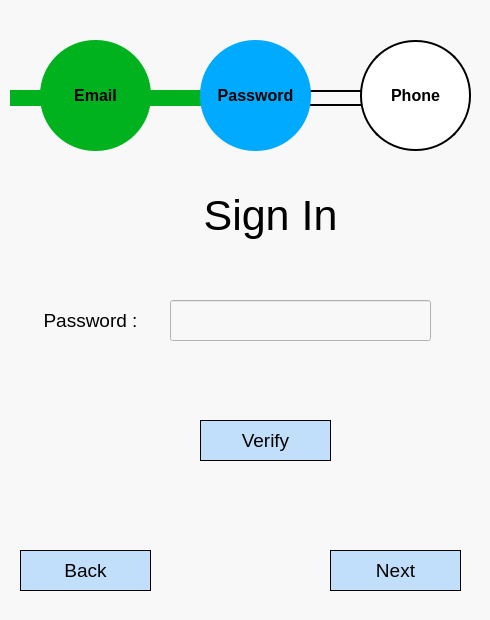
The window that UI_Files/Password Sign In.ui (StegoMailo/Desktop-App) describes before a commit, drawn with Qt 5.
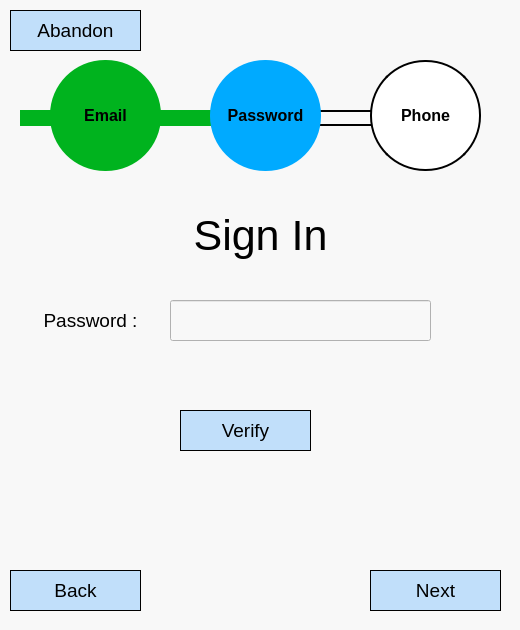
The same window after the commit.

Commit message: Fixed Sign In Screens

What changed in the file:
```diff
--- a/UI_Files/Password Sign In.ui
+++ b/UI_Files/Password Sign In.ui
@@ -6,8 +6,8 @@
    <rect>
     <x>0</x>
     <y>0</y>
-    <width>490</width>
-    <height>620</height>
+    <width>520</width>
+    <height>630</height>
    </rect>
   </property>
   <property name="windowTitle">
@@ -48,8 +48,8 @@
   <widget class="QPushButton" name="btnNext">
    <property name="geometry">
     <rect>
-     <x>330</x>
-     <y>550</y>
+     <x>370</x>
+     <y>570</y>
      <width>131</width>
      <height>41</height>
     </rect>
@@ -70,8 +70,8 @@
   <widget class="QLabel" name="txtSignInTitle">
    <property name="geometry">
     <rect>
-     <x>190</x>
-     <y>180</y>
+     <x>180</x>
+     <y>200</y>
      <width>161</width>
      <height>71</height>
     </rect>
@@ -94,8 +94,8 @@
    </property>
    <property name="geometry">
     <rect>
-     <x>280</x>
-     <y>90</y>
+     <x>290</x>
+     <y>110</y>
      <width>101</width>
      <height>16</height>
     </rect>
@@ -113,8 +113,8 @@
    </property>
    <property name="geometry">
     <rect>
-     <x>120</x>
-     <y>90</y>
+     <x>130</x>
+     <y>110</y>
      <width>101</width>
      <height>16</height>
     </rect>
@@ -130,8 +130,8 @@
   <widget class="QLabel" name="progessPassword_2">
    <property name="geometry">
     <rect>
-     <x>360</x>
-     <y>40</y>
+     <x>370</x>
+     <y>60</y>
      <width>111</width>
      <height>111</height>
     </rect>
@@ -160,8 +160,8 @@
   <widget class="QLabel" name="progessPassword">
    <property name="geometry">
     <rect>
-     <x>200</x>
-     <y>40</y>
+     <x>210</x>
+     <y>60</y>
      <width>111</width>
      <height>111</height>
     </rect>
@@ -190,8 +190,8 @@
   <widget class="QLabel" name="progessEmail">
    <property name="geometry">
     <rect>
-     <x>40</x>
-     <y>40</y>
+     <x>50</x>
+     <y>60</y>
      <width>111</width>
      <height>111</height>
     </rect>
@@ -223,8 +223,8 @@
    </property>
    <property name="geometry">
     <rect>
-     <x>10</x>
-     <y>90</y>
+     <x>20</x>
+     <y>110</y>
      <width>101</width>
      <height>16</height>
     </rect>
@@ -240,8 +240,8 @@
   <widget class="QPushButton" name="btnVerifyPassword">
    <property name="geometry">
     <rect>
-     <x>200</x>
-     <y>420</y>
+     <x>180</x>
+     <y>410</y>
      <width>131</width>
      <height>41</height>
     </rect>
@@ -262,8 +262,8 @@
   <widget class="QPushButton" name="btnBack">
    <property name="geometry">
     <rect>
-     <x>20</x>
-     <y>550</y>
+     <x>10</x>
+     <y>570</y>
      <width>131</width>
      <height>41</height>
     </rect>
@@ -281,6 +281,28 @@
     <string>Back</string>
    </property>
   </widget>
+  <widget class="QPushButton" name="btnAbandon">
+   <property name="geometry">
+    <rect>
+     <x>10</x>
+     <y>10</y>
+     <width>131</width>
+     <height>41</height>
+    </rect>
+   </property>
+   <property name="font">
+    <font>
+     <pointsize>14</pointsize>
+    </font>
+   </property>
+   <property name="styleSheet">
+    <string notr="true">border: 0.5px solid #000000;
+background-color: rgb(138, 198, 253,0.5);</string>
+   </property>
+   <property name="text">
+    <string>Abandon</string>
+   </property>
+  </widget>
   <zorder>Entry</zorder>
   <zorder>txtPassword</zorder>
   <zorder>tfPassword</zorder>
```
Left out of the diff: 5 changed lines with no effect on the pictures. The commit also changes 5 other files.
